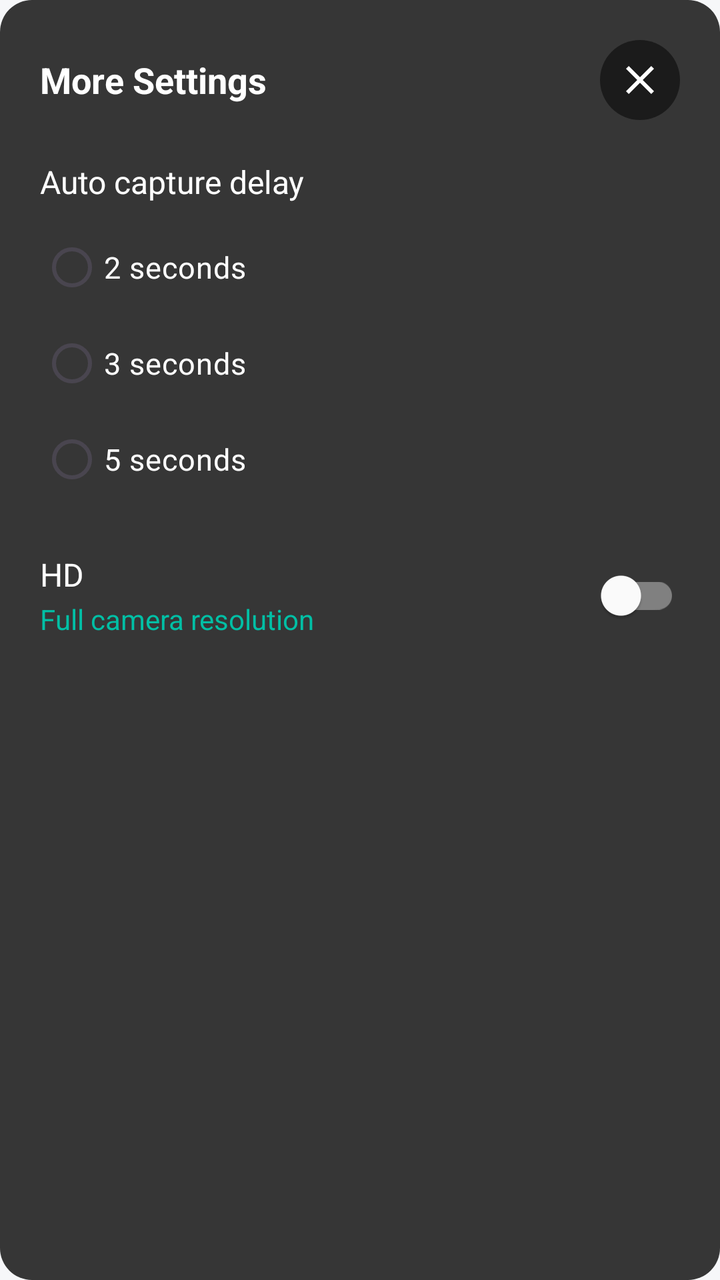
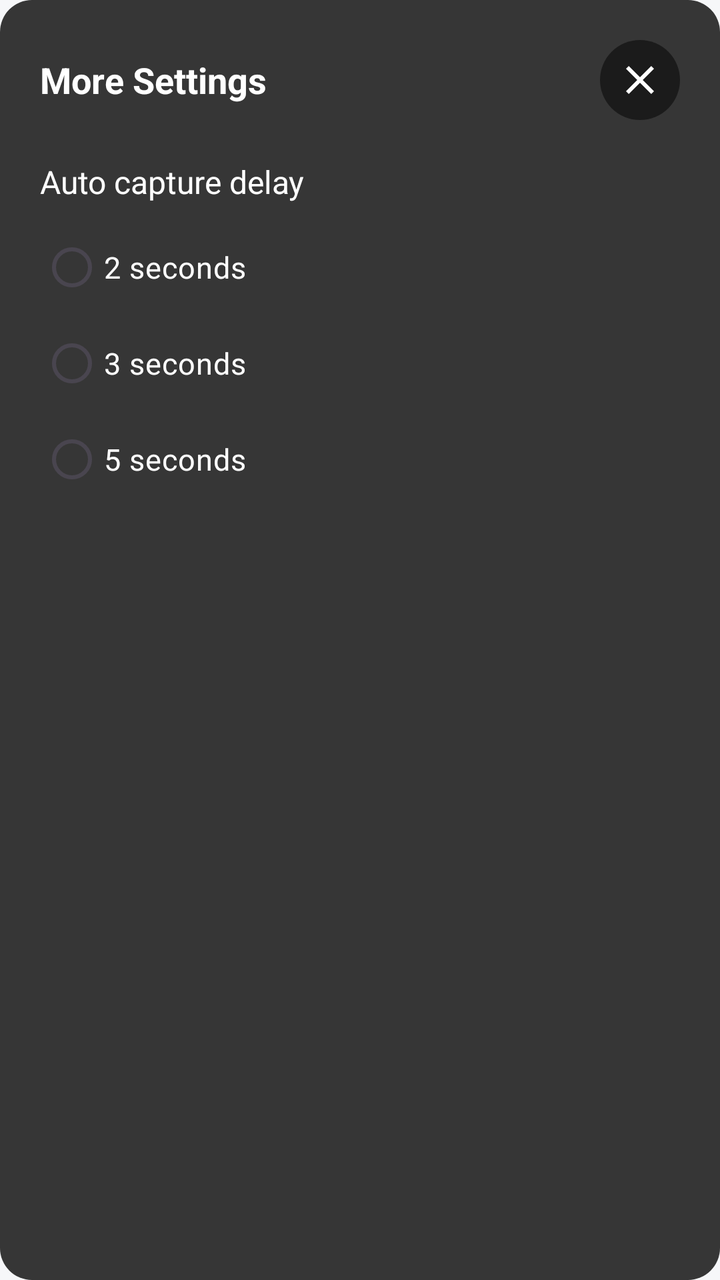

The first picture is an Android layout as it rendered before a commit; the second is the same layout after the commit. The layout source and the unified diff follow.
<!-- AndroidManifest.xml: application theme Theme.Hakunaa -->
<!-- res/layout/dialog_more_settings.xml -->
<?xml version="1.0" encoding="utf-8"?>
<LinearLayout xmlns:android="http://schemas.android.com/apk/res/android"
    xmlns:app="http://schemas.android.com/apk/res-auto"
    android:layout_width="match_parent"
    android:layout_height="wrap_content"
    android:background="@drawable/dialog_dark_bg"
    android:orientation="vertical"
    android:padding="20dp">

    
    <LinearLayout
        android:layout_width="match_parent"
        android:layout_height="wrap_content"
        android:gravity="center_vertical"
        android:orientation="horizontal">

        <TextView
            android:layout_width="0dp"
            android:layout_height="wrap_content"
            android:layout_weight="1"
            android:maxLines="1"
            android:text="More Settings"
            android:textColor="#FFFFFF"
            android:textSize="18sp"
            android:textStyle="bold" />

        <ImageButton
            android:id="@+id/btnCloseMoreSettings"
            android:layout_width="40dp"
            android:layout_height="40dp"
            android:background="@drawable/circle_button_bg"
            android:contentDescription="Close"
            android:src="@drawable/ic_close"
            android:tint="#FFFFFF" />
    </LinearLayout>

    
    <TextView
        android:layout_width="wrap_content"
        android:layout_height="wrap_content"
        android:layout_marginTop="20dp"
        android:text="Auto capture delay"
        android:textColor="#FFFFFF"
        android:textSize="16sp" />

    <RadioGroup
        android:id="@+id/rgDelay"
        android:layout_width="match_parent"
        android:layout_height="wrap_content"
        android:layout_marginTop="8dp"
        android:orientation="vertical">

        <RadioButton
            android:id="@+id/rbDelay2"
            android:layout_width="wrap_content"
            android:layout_height="wrap_content"
            android:text="2 seconds"
            android:textColor="#FFFFFF"
            android:textSize="15sp" />

        <RadioButton
            android:id="@+id/rbDelay3"
            android:layout_width="wrap_content"
            android:layout_height="wrap_content"
            android:text="3 seconds"
            android:textColor="#FFFFFF"
            android:textSize="15sp" />

        <RadioButton
            android:id="@+id/rbDelay5"
            android:layout_width="wrap_content"
            android:layout_height="wrap_content"
            android:text="5 seconds"
            android:textColor="#FFFFFF"
            android:textSize="15sp" />
    </RadioGroup>

    
    <LinearLayout
        android:layout_width="match_parent"
        android:layout_height="wrap_content"
        android:layout_marginTop="20dp"
        android:gravity="center_vertical"
        android:orientation="horizontal">

        <LinearLayout
            android:layout_width="0dp"
            android:layout_height="wrap_content"
            android:layout_weight="1"
            android:orientation="vertical">

            <TextView
                android:layout_width="wrap_content"
                android:layout_height="wrap_content"
                android:text="HD"
                android:textColor="#FFFFFF"
                android:textSize="16sp" />

            <TextView
                android:layout_width="wrap_content"
                android:layout_height="wrap_content"
                android:layout_marginTop="2dp"
                android:maxLines="1"
                android:text="Full camera resolution"
                android:textColor="#00BFA5"
                android:textSize="14sp" />
        </LinearLayout>

        <com.google.android.material.switchmaterial.SwitchMaterial
            android:id="@+id/swHd"
            android:layout_width="wrap_content"
            android:layout_height="wrap_content"
            app:thumbTint="@color/switch_thumb"
            app:trackTint="@color/switch_track" />
    </LinearLayout>
</LinearLayout>
<!-- resources referenced by this layout -->
<resources>
  <!-- drawable circle_button_bg (drawable) -->
  <?xml version="1.0" encoding="utf-8"?>
  <shape xmlns:android="http://schemas.android.com/apk/res/android"
      android:shape="oval">
      <solid android:color="#80000000" />
  </shape>
  <!-- drawable dialog_dark_bg (drawable) -->
  <?xml version="1.0" encoding="utf-8"?>
  <shape xmlns:android="http://schemas.android.com/apk/res/android"
      android:shape="rectangle">
      <solid android:color="#E6222222" />
      <corners android:radius="16dp" />
  </shape>
  <!-- drawable ic_close (drawable) -->
  <?xml version="1.0" encoding="utf-8"?>
  <vector xmlns:android="http://schemas.android.com/apk/res/android"
      android:width="24dp"
      android:height="24dp"
      android:viewportWidth="24"
      android:viewportHeight="24">
      <path
          android:fillColor="#000000"
          android:pathData="M19,6.41L17.59,5 12,10.59 6.41,5 5,6.41 10.59,12 5,17.59 6.41,19 12,13.41 17.59,19 19,17.59 13.41,12z" />
  </vector>
  <style name="Theme.Hakunaa" parent="Theme.Material3.Light.NoActionBar">
          <item name="colorPrimary">@color/hakunaa_primary</item>
          <item name="colorPrimaryDark">@color/hakunaa_primary_dark</item>
          <item name="colorOnPrimary">@color/hakunaa_on_primary</item>
          <item name="android:windowBackground">@color/hakunaa_background</item>
          <item name="colorSurface">@color/hakunaa_surface</item>
          <item name="android:textColorPrimary">@color/hakunaa_text</item>
          <item name="android:textColorSecondary">@color/hakunaa_text_secondary</item>
      </style>
  <color name="hakunaa_primary">#0B57D0</color>
  <color name="hakunaa_primary_dark">#0842A0</color>
  <color name="hakunaa_on_primary">#FFFFFF</color>
  <color name="hakunaa_background">#F6F7F9</color>
  <color name="hakunaa_surface">#FFFFFF</color>
  <color name="hakunaa_text">#111827</color>
  <color name="hakunaa_text_secondary">#5B6472</color>
</resources>

<!-- the commit's change to res/layout/dialog_more_settings.xml (unified diff, before → after) -->
@@ -76,41 +76,4 @@
     </RadioGroup>
 
     
-    <LinearLayout
-        android:layout_width="match_parent"
-        android:layout_height="wrap_content"
-        android:layout_marginTop="20dp"
-        android:gravity="center_vertical"
-        android:orientation="horizontal">
-
-        <LinearLayout
-            android:layout_width="0dp"
-            android:layout_height="wrap_content"
-            android:layout_weight="1"
-            android:orientation="vertical">
-
-            <TextView
-                android:layout_width="wrap_content"
-                android:layout_height="wrap_content"
-                android:text="HD"
-                android:textColor="#FFFFFF"
-                android:textSize="16sp" />
-
-            <TextView
-                android:layout_width="wrap_content"
-                android:layout_height="wrap_content"
-                android:layout_marginTop="2dp"
-                android:maxLines="1"
-                android:text="Full camera resolution"
-                android:textColor="#00BFA5"
-                android:textSize="14sp" />
-        </LinearLayout>
-
-        <com.google.android.material.switchmaterial.SwitchMaterial
-            android:id="@+id/swHd"
-            android:layout_width="wrap_content"
-            android:layout_height="wrap_content"
-            app:thumbTint="@color/switch_thumb"
-            app:trackTint="@color/switch_track" />
-    </LinearLayout>
 </LinearLayout>
